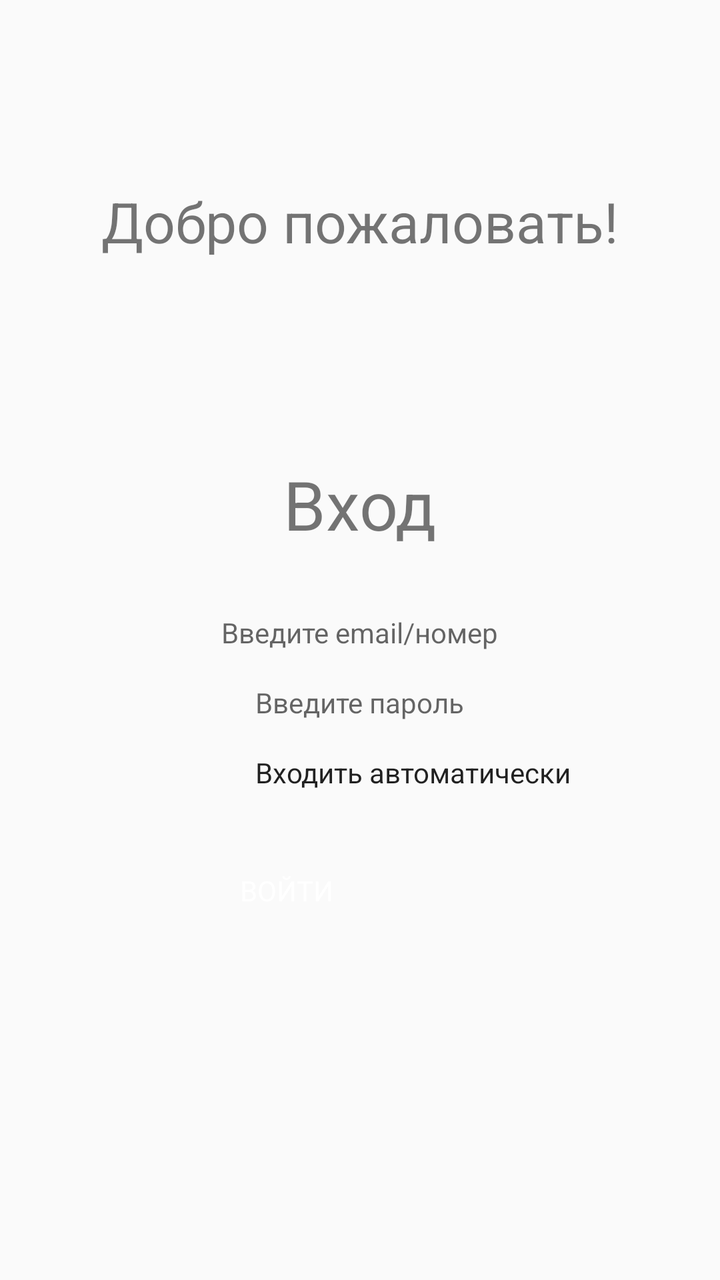
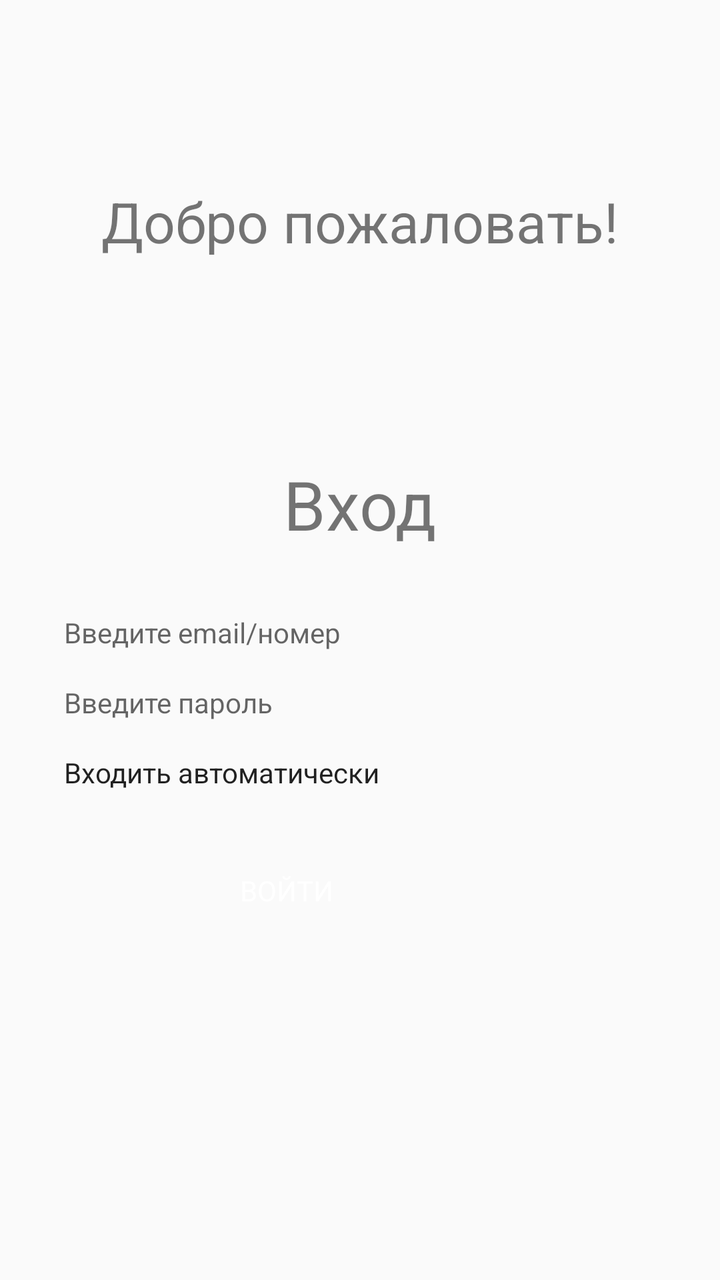

Compare the two renders of this Android layout. The source of the first and the diff that turns it into the second are given below.
<!-- AndroidManifest.xml: application theme Theme.Phones -->
<!-- res/layout/activity_login.xml -->
<?xml version="1.0" encoding="utf-8"?>
<androidx.constraintlayout.widget.ConstraintLayout
    xmlns:android="http://schemas.android.com/apk/res/android"
    xmlns:app="http://schemas.android.com/apk/res-auto"
    xmlns:tools="http://schemas.android.com/tools"
    android:layout_width="match_parent"
    android:layout_height="match_parent"
    android:padding="32dp">

    <TextView
        android:id="@+id/textView"
        android:layout_width="wrap_content"
        android:layout_height="wrap_content"
        android:layout_marginTop="60dp"
        android:text="@string/welcome"
        android:textSize="28sp"
        app:layout_constraintEnd_toEndOf="parent"
        app:layout_constraintStart_toStartOf="parent"
        app:layout_constraintTop_toTopOf="parent" />

    <TextView
        android:id="@+id/textView2"
        android:layout_width="wrap_content"
        android:layout_height="wrap_content"
        android:layout_marginTop="100dp"
        android:text="@string/enter"
        android:textSize="34sp"
        app:layout_constraintEnd_toEndOf="parent"
        app:layout_constraintStart_toStartOf="parent"
        app:layout_constraintTop_toBottomOf="@+id/textView" />

    <EditText
        android:id="@+id/editTextTextEmailAddress2"
        android:layout_width="wrap_content"
        android:layout_height="wrap_content"
        android:layout_marginTop="32dp"
        android:backgroundTint="@color/purple_200"
        android:hint="@string/enter_email_number"
        android:inputType="textEmailAddress"
        app:layout_constraintEnd_toEndOf="parent"
        app:layout_constraintStart_toStartOf="parent"
        app:layout_constraintTop_toBottomOf="@+id/textView2" />

    <EditText
        android:id="@+id/editTextTextPassword3"
        android:layout_width="wrap_content"
        android:layout_height="wrap_content"
        android:layout_marginTop="16dp"
        android:backgroundTint="@color/purple_200"
        android:hint="@string/enter_password"
        android:inputType="textPassword"
        app:layout_constraintEnd_toEndOf="parent"
        app:layout_constraintStart_toStartOf="parent"
        app:layout_constraintTop_toBottomOf="@+id/editTextTextEmailAddress2" />

    <CheckBox
        android:id="@+id/checkBox"
        android:layout_width="wrap_content"
        android:layout_height="wrap_content"
        android:layout_marginTop="16dp"
        android:text="@string/auto_enter"
        android:textSize="14sp"
        app:layout_constraintStart_toStartOf="@+id/editTextTextPassword3"
        app:layout_constraintTop_toBottomOf="@+id/editTextTextPassword3" />

    <Button
        android:id="@+id/button4"
        android:layout_width="wrap_content"
        android:layout_height="wrap_content"
        android:layout_marginTop="40dp"
        android:backgroundTint="@color/purple_200"
        android:minWidth="120dp"
        android:text="@string/ENTER"
        android:textAllCaps="false"
        android:textColor="@color/white"
        app:layout_constraintEnd_toEndOf="parent"
        app:layout_constraintStart_toStartOf="parent"
        app:layout_constraintTop_toBottomOf="@+id/checkBox" />
</androidx.constraintlayout.widget.ConstraintLayout>
<!-- resources referenced by this layout -->
<resources>
  <color name="purple_200">#FFBB86FC</color>
  <color name="white">#FFFFFFFF</color>
  <string name="ENTER">ВОЙТИ</string>
  <string name="auto_enter">Входить автоматически</string>
  <string name="enter">Вход</string>
  <string name="enter_email_number">Введите email/номер</string>
  <string name="enter_password">Введите пароль</string>
  <string name="welcome">Добро пожаловать!</string>
  <style name="Theme.Phones" parent="android:Theme.Material.Light.NoActionBar" />
</resources>

<!-- the commit's change to res/layout/activity_login.xml (unified diff, before → after) -->
@@ -2,7 +2,6 @@
 <androidx.constraintlayout.widget.ConstraintLayout
     xmlns:android="http://schemas.android.com/apk/res/android"
     xmlns:app="http://schemas.android.com/apk/res-auto"
-    xmlns:tools="http://schemas.android.com/tools"
     android:layout_width="match_parent"
     android:layout_height="match_parent"
     android:padding="32dp">
@@ -29,40 +28,40 @@
         app:layout_constraintStart_toStartOf="parent"
         app:layout_constraintTop_toBottomOf="@+id/textView" />
 
-    <EditText
-        android:id="@+id/editTextTextEmailAddress2"
-        android:layout_width="wrap_content"
+    <LinearLayout
+        android:id="@+id/linear3"
+        android:layout_width="match_parent"
         android:layout_height="wrap_content"
-        android:layout_marginTop="32dp"
-        android:backgroundTint="@color/purple_200"
-        android:hint="@string/enter_email_number"
-        android:inputType="textEmailAddress"
+        android:orientation="vertical"
+        app:layout_constraintStart_toStartOf="parent"
         app:layout_constraintEnd_toEndOf="parent"
-        app:layout_constraintStart_toStartOf="parent"
-        app:layout_constraintTop_toBottomOf="@+id/textView2" />
+        app:layout_constraintTop_toBottomOf="@+id/textView2">
+        <EditText
+            android:id="@+id/editTextTextEmailAddress2"
+            android:layout_width="match_parent"
+            android:layout_height="wrap_content"
+            android:layout_marginTop="32dp"
+            android:backgroundTint="@color/purple_200"
+            android:hint="@string/enter_email_number"
+            android:inputType="textEmailAddress" />
 
-    <EditText
-        android:id="@+id/editTextTextPassword3"
-        android:layout_width="wrap_content"
-        android:layout_height="wrap_content"
-        android:layout_marginTop="16dp"
-        android:backgroundTint="@color/purple_200"
-        android:hint="@string/enter_password"
-        android:inputType="textPassword"
-        app:layout_constraintEnd_toEndOf="parent"
-        app:layout_constraintStart_toStartOf="parent"
-        app:layout_constraintTop_toBottomOf="@+id/editTextTextEmailAddress2" />
+        <EditText
+            android:id="@+id/editTextTextPassword3"
+            android:layout_width="match_parent"
+            android:layout_height="wrap_content"
+            android:layout_marginTop="16dp"
+            android:backgroundTint="@color/purple_200"
+            android:hint="@string/enter_password"
+            android:inputType="textPassword" />
 
-    <CheckBox
-        android:id="@+id/checkBox"
-        android:layout_width="wrap_content"
-        android:layout_height="wrap_content"
-        android:layout_marginTop="16dp"
-        android:text="@string/auto_enter"
-        android:textSize="14sp"
-        app:layout_constraintStart_toStartOf="@+id/editTextTextPassword3"
-        app:layout_constraintTop_toBottomOf="@+id/editTextTextPassword3" />
-
+        <CheckBox
+            android:id="@+id/checkBox"
+            android:layout_width="match_parent"
+            android:layout_height="wrap_content"
+            android:layout_marginTop="16dp"
+            android:text="@string/auto_enter"
+            android:textSize="14sp" />
+    </LinearLayout>
     <Button
         android:id="@+id/button4"
         android:layout_width="wrap_content"
@@ -75,5 +74,5 @@
         android:textColor="@color/white"
         app:layout_constraintEnd_toEndOf="parent"
         app:layout_constraintStart_toStartOf="parent"
-        app:layout_constraintTop_toBottomOf="@+id/checkBox" />
+        app:layout_constraintTop_toBottomOf="@+id/linear3" />
 </androidx.constraintlayout.widget.ConstraintLayout>
